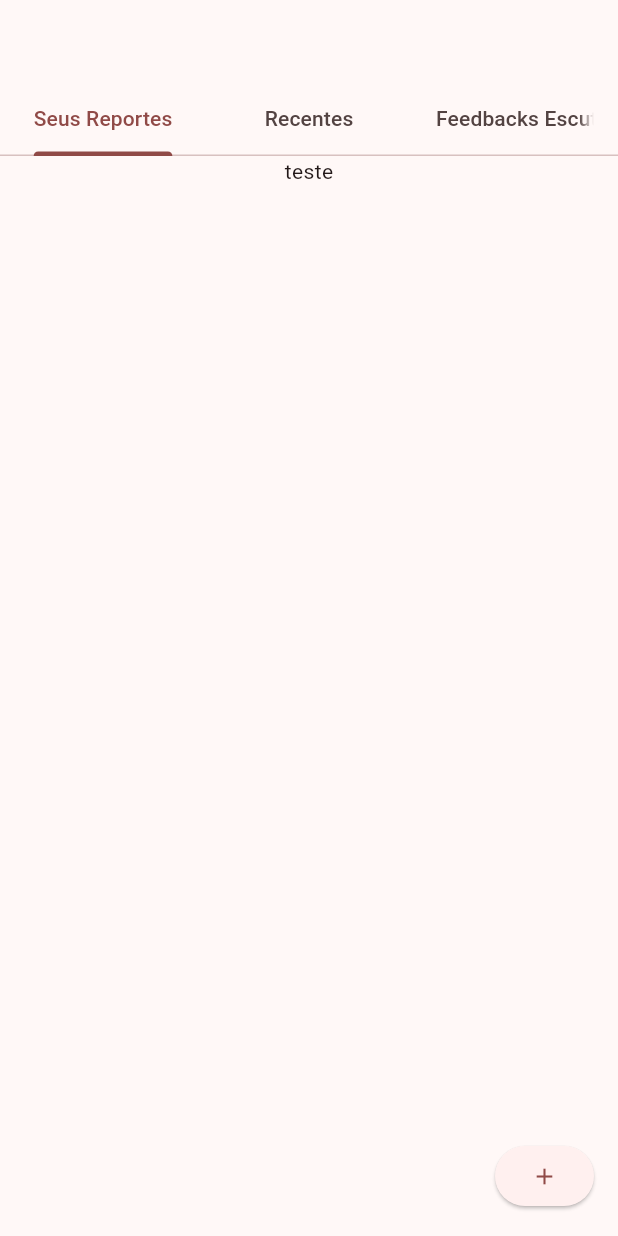
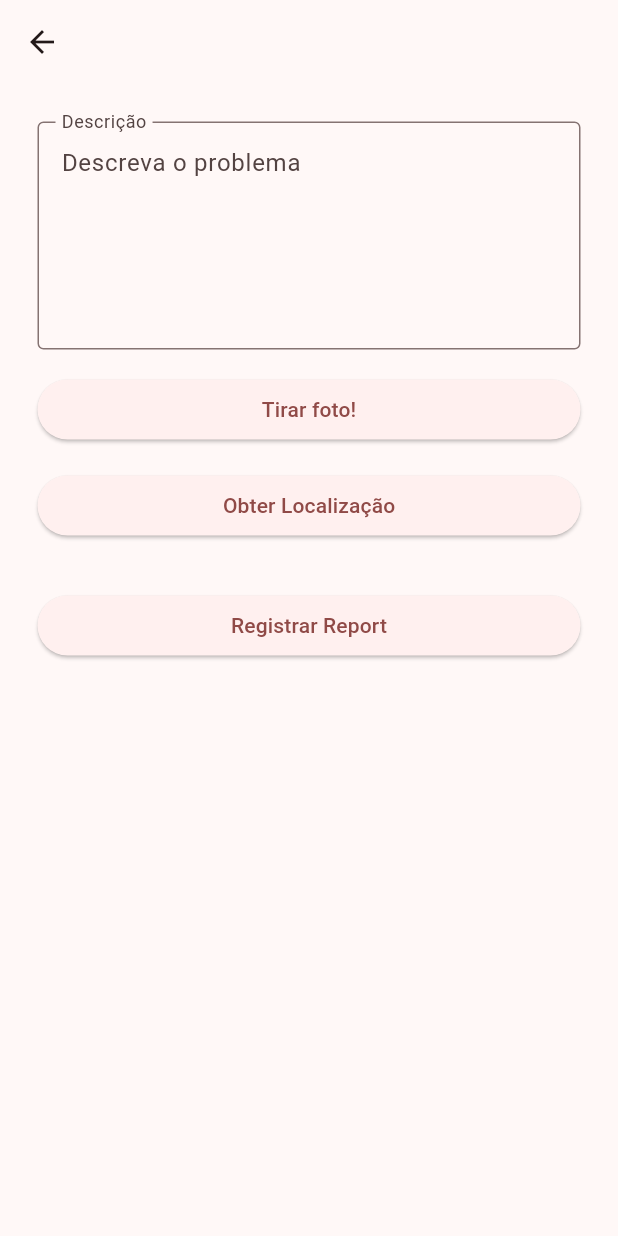
Before and after one commit to lucassf2k/cidadania-participativa, a Flutter app: the screen it shows after launch, after a tap on the "add" icon, on a phone screen of 412 x 824 dp. Run offline on Flutter 3.47's test engine with Material 2 defaults, Android fonts, the phone set to English and light mode, and no system bars; our stand-ins replace cloud_firestore, firebase_core, geolocator, get, image_picker; accounts and stored records are empty.

Commit message:
mais uma tela feita

```diff
--- a/lib/main.dart
+++ b/lib/main.dart
@@ -1,3 +1,4 @@
+import 'package:cidadania_participativa/pages/addReport.dart';
 import 'package:cidadania_participativa/pages/mainMenu.dart';
 import 'package:cloud_firestore/cloud_firestore.dart';
 import 'package:firebase_core/firebase_core.dart';
@@ -28,7 +29,8 @@ class Main extends StatelessWidget {
       initialRoute: '/mainMenuPage',
       getPages: [
         GetPage(name: '/loginPage', page: () => MyHomePage(title: 'Flutter Demo Home Page')),
-        GetPage(name: '/mainMenuPage', page: () => MainMenu())
+        GetPage(name: '/mainMenuPage', page: () => MainMenu()),
+        GetPage(name: '/addReportPage', page: () => AddReport())
       ],
     );
   }
--- /dev/null
+++ b/lib/pages/addReport.dart
@@ -0,0 +1,95 @@
+import 'dart:io';
+
+import 'package:flutter/material.dart';
+import 'package:geolocator/geolocator.dart';
+import 'package:get/get.dart';
+import 'package:image_picker/image_picker.dart';
+
+class AddReport extends StatefulWidget {
+  const AddReport({super.key});
+
+  @override
+  State<AddReport> createState() => _AddReportState();
+}
+
+class _AddReportState extends State<AddReport> {
+  File? _image;
+  String? _location;
+  TextEditingController _textEditingController = TextEditingController();
+
+  final _picker = ImagePicker();
+
+  Future<void> _getImage() async {
+    final pickedFile = await _picker.pickImage(source: ImageSource.camera);
+    setState(() {
+      if(pickedFile != null){
+        _image = File(pickedFile.path);
+      } else {
+        print('Imagem não capturada');
+      }
+    });
+  }
+  Future<void> _getLocation() async {
+    try{
+      Position position = await Geolocator.getCurrentPosition(
+        desiredAccuracy: LocationAccuracy.high);
+
+      setState(() {
+        _location = 'Latitude: ${position.latitude}, Longitude: ${position.longitude}';
+      });
+    } catch (e) {
+      print('Erro ao obter localização: $e');
+    }
+  }
+
+  @override
+  void dispose() {
+    _textEditingController.dispose();
+    super.dispose();
+  }
+
+  @override
+  Widget build(BuildContext context) {
+    return Scaffold(
+      appBar: AppBar(
+        backgroundColor: const Color(0x00d90429),
+      ),
+      body: ListView(
+        padding: const EdgeInsets.all(25.0),
+        children: [
+          TextField(
+            controller: _textEditingController,
+            decoration: InputDecoration(
+              labelText: 'Descrição',
+              hintText: 'Descreva o problema',
+              border: OutlineInputBorder(),
+              floatingLabelBehavior: FloatingLabelBehavior.always,
+            ),
+            maxLines: 5,
+          ),
+          SizedBox(height: 16),
+          ElevatedButton(
+            onPressed: () => _getImage,
+            child: Text('Tirar foto!'),
+          ),
+          SizedBox(height: 16),
+          if (_location != null)
+            Text(
+              'Localização: $_location',
+              style: TextStyle(fontSize: 18),
+            ),
+          ElevatedButton(
+            onPressed: _getLocation,
+            child: Text('Obter Localização'),
+          ),
+          SizedBox(height: 32),
+          ElevatedButton(
+            onPressed: () => Get.toNamed('mainMenuPage'),
+            child: Text('Registrar Report'),
+          ),
+
+        ],
+      ),
+    );
+  }
+}
--- a/lib/pages/mainMenu.dart
+++ b/lib/pages/mainMenu.dart
@@ -24,6 +24,7 @@ class _MainMenuState extends State<MainMenu> {
       child: Scaffold(
           appBar: AppBar(
             backgroundColor: const Color(0x00d90429),
+            foregroundColor: const Color(0x00d90429),
             bottom: const TabBar(
               tabs: [
                 Tab(text: 'Seus Reportes'),
@@ -35,9 +36,7 @@ class _MainMenuState extends State<MainMenu> {
           body: defined_reports(),
         floatingActionButton: ElevatedButton(
           child: Icon(Icons.add),
-          onPressed: () => GetSnackBar(
-            title: 'teste',
-          ),
+          onPressed: _onClickAddReport
         ),
         /*
       * floatingActionButton: ElevatedButton(
@@ -50,8 +49,10 @@ class _MainMenuState extends State<MainMenu> {
 
   Future<void> _onClickAddReport() async{
     Report rep = Report();
-    str = await fbFirestore.createReport(rep);
+    //str = await fbFirestore.createReport(rep);
     setState((){});
+
+    Get.toNamed('addReportPage',);
   }
 }
 
--- a/pubspec.yaml
+++ b/pubspec.yaml
@@ -40,6 +40,7 @@ dependencies:
   firebase_storage: ^11.2.6
   get:
   image_picker: ^1.0.4
+  geolocator: ^10.0.1
 
 dev_dependencies:
   flutter_test:
```
Also changed, not shown: pubspec.lock, 3 other files.
